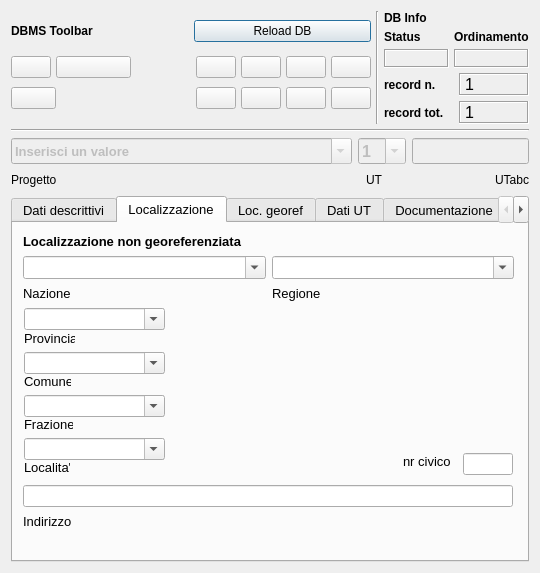
pyarchinit/pyarchinit, file gui/ui/UT_ui.ui: the form before one commit.
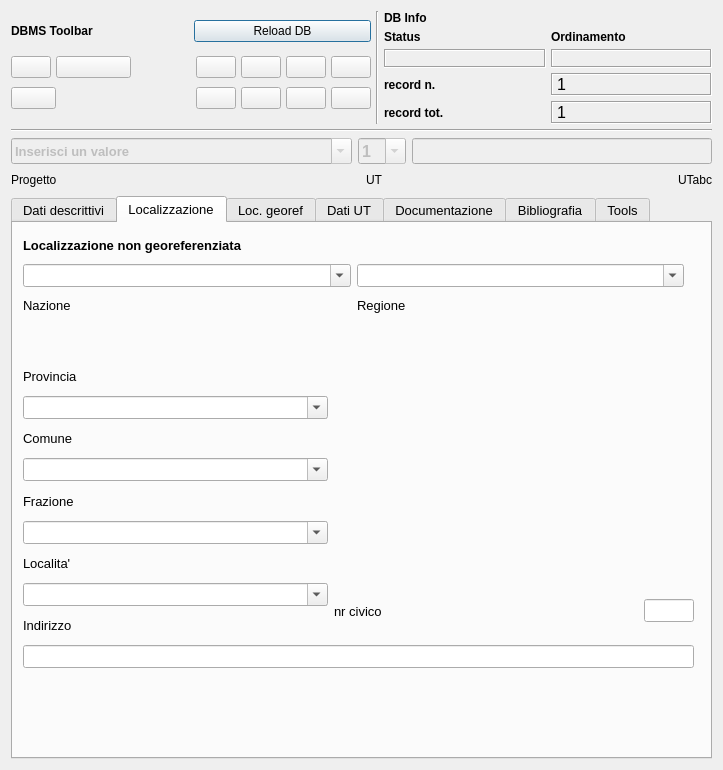
The form after the commit. The open tabs and pages were chosen to show the change. Icons and pictures are not drawn.

The edit to the form file:
```diff
--- a/gui/ui/UT_ui.ui
+++ b/gui/ui/UT_ui.ui
@@ -6,8 +6,8 @@
    <rect>
     <x>0</x>
     <y>0</y>
-    <width>540</width>
-    <height>573</height>
+    <width>723</width>
+    <height>770</height>
    </rect>
   </property>
   <property name="minimumSize">
@@ -880,13 +880,13 @@
         <attribute name="title">
          <string>Localizzazione</string>
         </attribute>
-        <widget class="QWidget" name="">
+        <widget class="QWidget" name="layoutWidget">
          <property name="geometry">
           <rect>
            <x>10</x>
            <y>10</y>
-           <width>491</width>
-           <height>68</height>
+           <width>661</width>
+           <height>85</height>
           </rect>
          </property>
          <layout class="QGridLayout" name="gridLayout_20">
@@ -943,18 +943,21 @@
           </item>
          </layout>
         </widget>
+        <widget class="QWidget" name="">
+         <property name="geometry">
+          <rect>
+           <x>10</x>
+           <y>140</y>
+           <width>671</width>
+           <height>305</height>
+          </rect>
+         </property>
+         <layout class="QGridLayout" name="gridLayout_8">
+          <item row="1" column="0">
         <widget class="QComboBox" name="comboBox_provincia">
          <property name="enabled">
           <bool>true</bool>
          </property>
-         <property name="geometry">
-          <rect>
-           <x>11</x>
-           <y>85</y>
-           <width>141</width>
-           <height>22</height>
-          </rect>
-         </property>
          <property name="minimumSize">
           <size>
            <width>0</width>
@@ -965,33 +968,76 @@
           <bool>true</bool>
          </property>
         </widget>
-        <widget class="QLabel" name="label_11">
-         <property name="geometry">
-          <rect>
-           <x>11</x>
-           <y>107</y>
-           <width>51</width>
-           <height>16</height>
-          </rect>
-         </property>
+          </item>
+          <item row="8" column="1" rowspan="2">
+           <widget class="QLabel" name="label_50">
          <property name="font">
           <font>
            <pointsize>10</pointsize>
           </font>
          </property>
          <property name="text">
-          <string>Provincia</string>
-         </property>
-        </widget>
+             <string>nr civico</string>
+            </property>
+           </widget>
+          </item>
+          <item row="5" column="0">
+           <widget class="QComboBox" name="comboBox_frazione">
+            <property name="minimumSize">
+             <size>
+              <width>0</width>
+              <height>22</height>
+             </size>
+            </property>
+            <property name="editable">
+             <bool>true</bool>
+            </property>
+           </widget>
+          </item>
+          <item row="8" column="0">
+           <widget class="QComboBox" name="comboBox_localita">
+            <property name="minimumSize">
+             <size>
+              <width>0</width>
+              <height>22</height>
+             </size>
+            </property>
+            <property name="editable">
+             <bool>true</bool>
+            </property>
+           </widget>
+          </item>
+          <item row="8" column="2" rowspan="2">
+           <widget class="QLineEdit" name="lineEdit_nr_civico">
+            <property name="minimumSize">
+             <size>
+              <width>0</width>
+              <height>22</height>
+             </size>
+            </property>
+            <property name="maximumSize">
+             <size>
+              <width>50</width>
+              <height>16777215</height>
+             </size>
+            </property>
+            <property name="text">
+             <string/>
+            </property>
+           </widget>
+          </item>
+          <item row="10" column="0" colspan="3">
+           <widget class="QLineEdit" name="lineEdit_indirizzo">
+            <property name="minimumSize">
+             <size>
+              <width>0</width>
+              <height>22</height>
+             </size>
+            </property>
+           </widget>
+          </item>
+          <item row="3" column="0">
         <widget class="QComboBox" name="comboBox_comune">
-         <property name="geometry">
-          <rect>
-           <x>11</x>
-           <y>129</y>
-           <width>141</width>
-           <height>22</height>
-          </rect>
-         </property>
          <property name="sizePolicy">
           <sizepolicy hsizetype="Preferred" vsizetype="Fixed">
            <horstretch>0</horstretch>
@@ -1008,15 +1054,9 @@
           <bool>true</bool>
          </property>
         </widget>
+          </item>
+          <item row="4" column="0">
         <widget class="QLabel" name="label_30">
-         <property name="geometry">
-          <rect>
-           <x>11</x>
-           <y>193</y>
-           <width>49</width>
-           <height>16</height>
-          </rect>
-         </property>
          <property name="font">
           <font>
            <pointsize>10</pointsize>
@@ -1026,15 +1066,9 @@
           <string>Frazione</string>
          </property>
         </widget>
+          </item>
+          <item row="2" column="0">
         <widget class="QLabel" name="label_15">
-         <property name="geometry">
-          <rect>
-           <x>11</x>
-           <y>150</y>
-           <width>47</width>
-           <height>16</height>
-          </rect>
-         </property>
          <property name="font">
           <font>
            <pointsize>10</pointsize>
@@ -1044,53 +1078,21 @@
           <string>Comune</string>
          </property>
         </widget>
-        <widget class="QComboBox" name="comboBox_frazione">
-         <property name="geometry">
-          <rect>
-           <x>11</x>
-           <y>172</y>
-           <width>141</width>
-           <height>22</height>
-          </rect>
-         </property>
-         <property name="minimumSize">
-          <size>
-           <width>0</width>
-           <height>22</height>
-          </size>
-         </property>
-         <property name="editable">
-          <bool>true</bool>
-         </property>
-        </widget>
-        <widget class="QComboBox" name="comboBox_localita">
-         <property name="geometry">
-          <rect>
-           <x>11</x>
-           <y>215</y>
-           <width>141</width>
-           <height>22</height>
-          </rect>
-         </property>
-         <property name="minimumSize">
-          <size>
-           <width>0</width>
-           <height>22</height>
-          </size>
-         </property>
-         <property name="editable">
-          <bool>true</bool>
-         </property>
-        </widget>
+          </item>
+          <item row="0" column="0">
+           <widget class="QLabel" name="label_11">
+            <property name="font">
+             <font>
+              <pointsize>10</pointsize>
+             </font>
+            </property>
+            <property name="text">
+             <string>Provincia</string>
+            </property>
+           </widget>
+          </item>
+          <item row="7" column="0">
         <widget class="QLabel" name="label_31">
-         <property name="geometry">
-          <rect>
-           <x>11</x>
-           <y>236</y>
-           <width>46</width>
-           <height>16</height>
-          </rect>
-         </property>
          <property name="font">
           <font>
            <pointsize>10</pointsize>
@@ -1100,56 +1102,9 @@
           <string>Localita'</string>
          </property>
         </widget>
-        <widget class="QLineEdit" name="lineEdit_indirizzo">
-         <property name="geometry">
-          <rect>
-           <x>10</x>
-           <y>262</y>
-           <width>490</width>
-           <height>22</height>
-          </rect>
-         </property>
-         <property name="minimumSize">
-          <size>
-           <width>0</width>
-           <height>22</height>
-          </size>
-         </property>
-        </widget>
-        <widget class="QLineEdit" name="lineEdit_nr_civico">
-         <property name="geometry">
-          <rect>
-           <x>450</x>
-           <y>230</y>
-           <width>50</width>
-           <height>22</height>
-          </rect>
-         </property>
-         <property name="minimumSize">
-          <size>
-           <width>0</width>
-           <height>22</height>
-          </size>
-         </property>
-         <property name="maximumSize">
-          <size>
-           <width>50</width>
-           <height>16777215</height>
-          </size>
-         </property>
-         <property name="text">
-          <string/>
-         </property>
-        </widget>
+          </item>
+          <item row="9" column="0">
         <widget class="QLabel" name="label_49">
-         <property name="geometry">
-          <rect>
-           <x>10</x>
-           <y>290</y>
-           <width>141</width>
-           <height>16</height>
-          </rect>
-         </property>
          <property name="font">
           <font>
            <pointsize>10</pointsize>
@@ -1159,23 +1114,8 @@
           <string>Indirizzo</string>
          </property>
         </widget>
-        <widget class="QLabel" name="label_50">
-         <property name="geometry">
-          <rect>
-           <x>390</x>
-           <y>230</y>
-           <width>50</width>
-           <height>16</height>
-          </rect>
-         </property>
-         <property name="font">
-          <font>
-           <pointsize>10</pointsize>
-          </font>
-         </property>
-         <property name="text">
-          <string>nr civico</string>
-         </property>
+          </item>
+         </layout>
         </widget>
         <zorder></zorder>
        </widget>
```
Left out of the diff: 14 changed lines with no effect on the pictures. Lines whose indentation alone changed are shown as unchanged.
